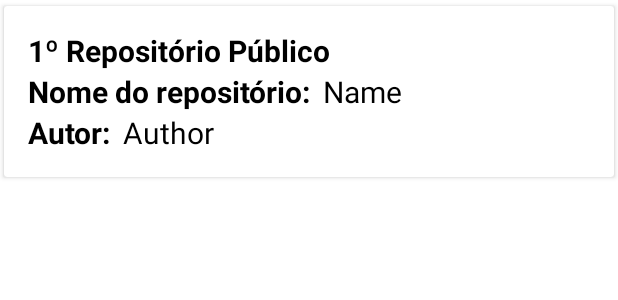
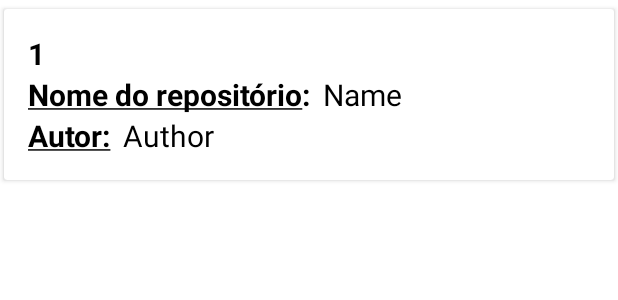
Before and after one commit to renatac/AmbChangelleger, an Android app: the layout item_list.xml on its own in the app's theme, with its tools: preview values and no code run, on a phone screen of 412 x 824 dp. Shown: the top 300 px of the screen. Run offline under Robolectric (Android 15) with nearby library versions, the phone set to English and light mode, and no system bars.

```diff
--- a/app/src/main/res/layout/item_list.xml
+++ b/app/src/main/res/layout/item_list.xml
@@ -14,8 +14,8 @@
         android:id="@+id/cardView"
         android:layout_width="match_parent"
         android:layout_height="wrap_content"
-        android:background="@color/white"
-        app:cardBackgroundColor="@color/white"
+        android:layout_marginTop="2dp"
+        app:cardBackgroundColor="@android:color/white"
         app:cardElevation="2dp"
         app:cardUseCompatPadding="true">
 
@@ -32,7 +32,7 @@
                 android:textStyle="bold"
                 android:layout_marginEnd="8dp"
                 android:layout_marginRight="8dp"
-                tools:text="1º Repositório Público"/>
+                tools:text="1"/>
 
             <LinearLayout
                 android:layout_width="wrap_content"
--- a/app/src/main/res/values/strings.xml
+++ b/app/src/main/res/values/strings.xml
@@ -10,8 +10,8 @@
 
 
     <!--MainActivity-->
-    <string name="label_name">Nome do repositório: </string>
-    <string name="label_author">Autor: </string>
+    <string name="label_name"><u>Nome do repositório</u>:</string>
+    <string name="label_author"><u>Autor:</u></string>
 
 
 </resources>
```
Also changed, not shown: app/src/main/res/layout/activity_main.xml (+7 -4 lines).
